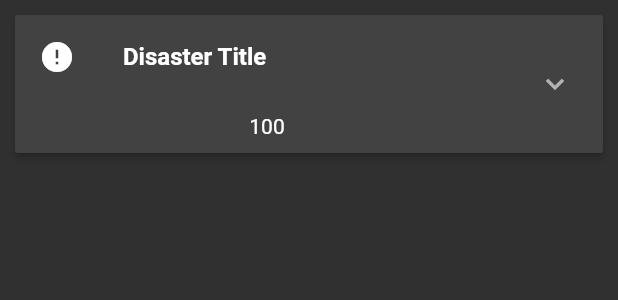
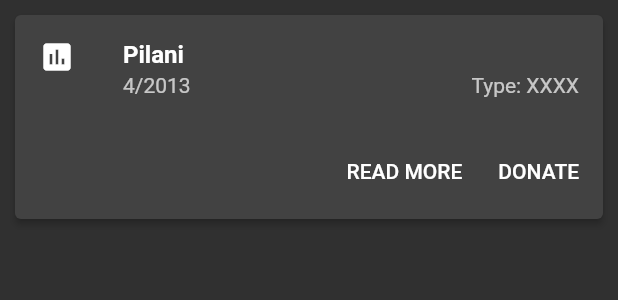
Before and after one commit to MananSoni42/CodeFunDo, a Flutter app: the DonateWidget widget shown alone on an empty page, opened directly, on a phone screen of 412 x 824 dp. Shown: the top 300 px of the screen. Run offline on Flutter 3.47's test engine with Material 2 defaults, Android fonts, the phone set to English and light mode, and no system bars.

Commit message:
Added sample donate screen

```diff
--- a/catastrofree_app/lib/donateScreen.dart
+++ b/catastrofree_app/lib/donateScreen.dart
@@ -1,74 +1,67 @@
 import 'package:flutter/material.dart';
+import 'dart:convert';
+import 'expandingCards.dart';
 
-class Panel {
-  bool isExpanded;
-  final String header;
-  final Widget body;
-  final Icon icon;
-  final Widget score;
-  Panel({this.isExpanded, this.header, this.body, this.icon, this.score,});
-}
+class DonateWidget extends StatelessWidget{
+  final String sampleJsonString = """
+  [{"affected": 400,
+    "place":"Pilani",
+    "month":4,
+    "year":2013}]
+""";
 
-class DonateWidget extends StatefulWidget{
+  buildFromJson(sampleJsonString)
+  {
+    List <ExpandableCardWidget> cardList = [];
+    List sampleJson = jsonDecode(sampleJsonString);
+    print("Still building");
+    for(var i =0; i<sampleJson.length; i++){
+      Map campaign = sampleJson[i];
+      print(sampleJson[i]["dead"]);
+      cardList.add(buildFromMap(campaign));
+    }
+    return cardList;
+  }
+  buildFromMap(Map map){
+    int peopleAffected = map['affected'];
+    String date = map['month'].toString() +"/"+ map['year'].toString();
+    Widget widget1 = Column(
+      children: <Widget>[
+        /* Container(
+          child: Text(
+            map['place'],
+
+            textAlign: TextAlign.left,),
+          padding: EdgeInsets.all(10.0)), */
+        ListTile(
+          leading: Icon(Icons.assessment),
+          title: Text(map['place'], style: TextStyle(fontWeight: FontWeight.bold),),
+          subtitle: Row(children:[
+          Expanded(child: Text(date)),Text("Type: XXXX")])
+        ),
+        ButtonTheme.bar(
+          child: ButtonBar(
+            children: <Widget>[
+              FlatButton(
+                child: Text("READ MORE"),
+                onPressed: ()=> null,
+              ),
+              FlatButton(
+                child: Text("DONATE"),
+                onPressed: ()=> null,
+              )
+            ],
+          ),
+        ),
+      ],
+    );
+
+    return ExpandableCardWidget(body1: widget1,body2: Container(child : Text("Additional text could be added here like a short story on the disaster", softWrap: true,), alignment: Alignment.center,));
+  }
   @override
-  State<StatefulWidget> createState() {
-    return _DonateWidgetState();
+  Widget build(BuildContext context) {
+    return ListView(
+      children: buildFromJson(sampleJsonString),
+    );
   }
 }
-
-
-
-class _DonateWidgetState extends State <DonateWidget> {
-  ExpansionPanel genPanel(Panel panel){
-    return ExpansionPanel(headerBuilder: (BuildContext context, bool isExpanded){
-      return Column(
-        children: <Widget>[
-          ListTile(
-            leading: Icon(Icons.error),
-            title: Text(
-              panel.header,
-              textAlign: TextAlign.left,
-              style: TextStyle(
-                fontWeight: FontWeight.bold,
-              ),
-            )
-          ),
-          Container(
-            child: panel.score,
-            padding: EdgeInsets.all(10.0),
-          )
-        ],
-        mainAxisAlignment: MainAxisAlignment.center,
-      );
-    },
-    isExpanded: panel.isExpanded,
-    body: panel.body
-    );
-  }
-  List <Panel> panels = [
-    Panel(body: Container(child: Text("SomeText regarding the disaster", softWrap: true,),padding: EdgeInsets.all(10.0),),header: "Disaster Title",isExpanded: false,icon: Icon(Icons.healing),score: Text("100"),)
-  ];
-  ListView panelList;
-
-
-  @override
-  Widget build(BuildContext context) {
-    panelList = ListView(
-      children: <Widget>[
-        new Padding(
-          padding: EdgeInsets.all(10.0),
-          child: ExpansionPanelList(
-            expansionCallback: (int index, bool isExpanded){
-              setState((){
-                panels[index].isExpanded = !panels[index].isExpanded;
-              });
-            },
-            children: panels.map(genPanel).toList(),
-
-          )
-        )
-      ],
-    );
-    return panelList;
-  }
-}
--- a/catastrofree_app/lib/expandingCards.dart
+++ b/catastrofree_app/lib/expandingCards.dart
@@ -23,33 +23,32 @@ class _ExpandableCardWidget extends State <ExpandableCardWidget> {
     setState(() {
           _expanded = !_expanded;
         });
-    print("Toggled!!");
   }
   _getChildren(bool expanded){
-    print("Getting children");
     if(expanded){
       return <Widget>[
         widget.body1,
         Divider(),
         widget.body2,
-        IconButton(
-              icon: Icon(Icons.arrow_drop_up),
-              onPressed: toggle,
-        ),
       ];
     }
     else {
       return <Widget>[
         widget.body1,
-        Divider(),
-        IconButton(onPressed: toggle, icon: Icon(Icons.arrow_drop_down),),
       ];
     }
   }
   @override
   Widget build(BuildContext context) {
-    return Card(child: Column(
-      children: _getChildren(_expanded),
-    ),);
+    return GestureDetector(
+      child: Card(
+        child: Column(
+        children: _getChildren(_expanded),
+        ),
+        elevation: 2.0,
+        margin: EdgeInsets.all(10.0),
+      ),
+      onTap: toggle,
+    );
   }
 }
--- a/catastrofree_app/lib/main.dart
+++ b/catastrofree_app/lib/main.dart
@@ -2,7 +2,6 @@ import 'package:flutter/material.dart';
 import 'scoreCards.dart';
 import 'standardScaffold.dart';
 import 'donateScreen.dart';
-import 'expandingCards.dart';
 
 void main() {
   runApp(MaterialApp(
@@ -58,9 +57,7 @@ class _MyAppHomeState extends State<MyAppHome> {
       case 1:
       return DonateWidget();
       case 2:
-      return ListView(
-        children: <Widget>[],
-        );
+      return null;
       default: print("Error");
       return Text("Out of bounds widget!");
     }
```
